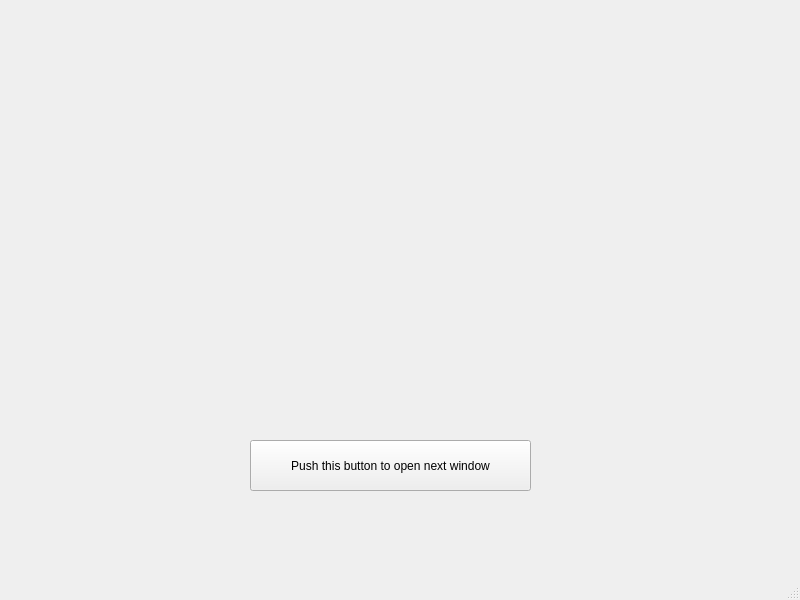
Old version of the form cinemania.ui in the repository Sparky626/Cinemania.
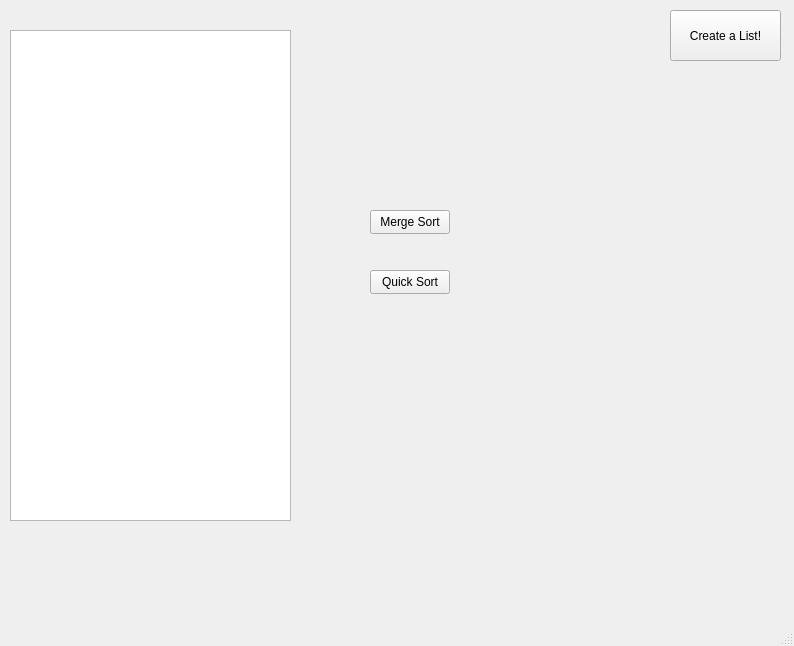
New version of the form.

Commit message: Added Merge and Quick Sort Functions and began creating a UI for the application

The edit to the form file:
```diff
--- a/cinemania.ui
+++ b/cinemania.ui
@@ -6,8 +6,8 @@
    <rect>
     <x>0</x>
     <y>0</y>
-    <width>800</width>
-    <height>600</height>
+    <width>794</width>
+    <height>646</height>
    </rect>
   </property>
   <property name="windowTitle">
@@ -17,14 +17,63 @@
    <widget class="QPushButton" name="pushButton">
     <property name="geometry">
      <rect>
-      <x>250</x>
-      <y>440</y>
+      <x>670</x>
+      <y>10</y>
+      <width>111</width>
+      <height>51</height>
+     </rect>
+    </property>
+    <property name="text">
+     <string>Create a List!</string>
+    </property>
+   </widget>
+   <widget class="QListWidget" name="listWidget">
+    <property name="geometry">
+     <rect>
+      <x>10</x>
+      <y>30</y>
       <width>281</width>
+      <height>491</height>
+     </rect>
+    </property>
+   </widget>
+   <widget class="QPushButton" name="pushButton_2">
+    <property name="geometry">
+     <rect>
+      <x>370</x>
+      <y>210</y>
+      <width>80</width>
+      <height>24</height>
+     </rect>
+    </property>
+    <property name="text">
+     <string>Merge Sort</string>
+    </property>
+   </widget>
+   <widget class="QPushButton" name="pushButton_3">
+    <property name="geometry">
+     <rect>
+      <x>370</x>
+      <y>270</y>
+      <width>80</width>
+      <height>24</height>
+     </rect>
+    </property>
+    <property name="text">
+     <string>Quick Sort</string>
+    </property>
+   </widget>
+   <widget class="QLabel" name="label_2">
+    <property name="geometry">
+     <rect>
+      <x>338</x>
+      <y>105</y>
+      <width>221</width>
       <height>51</height>
      </rect>
     </property>
     <property name="text">
-     <string>Push this button to open next window</string>
+     <string/>
     </property>
    </widget>
   </widget>
```
Left out of the diff: 7 changed lines with no effect on the pictures. The commit also changes 39 other files.
